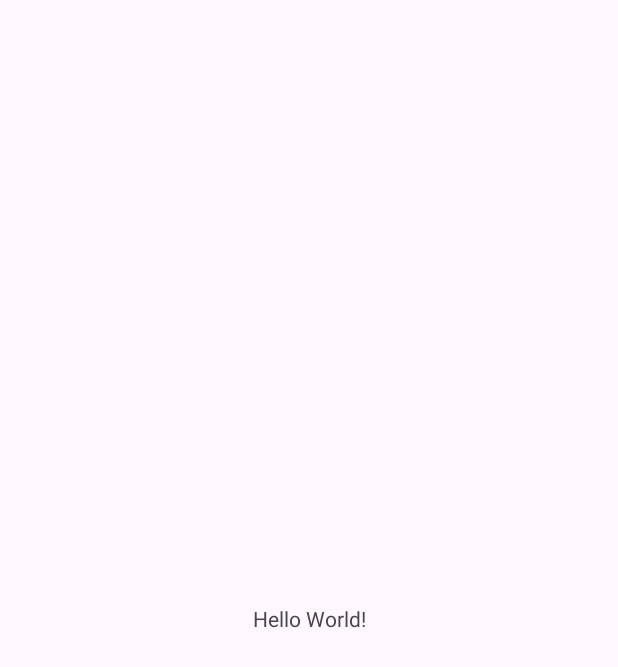
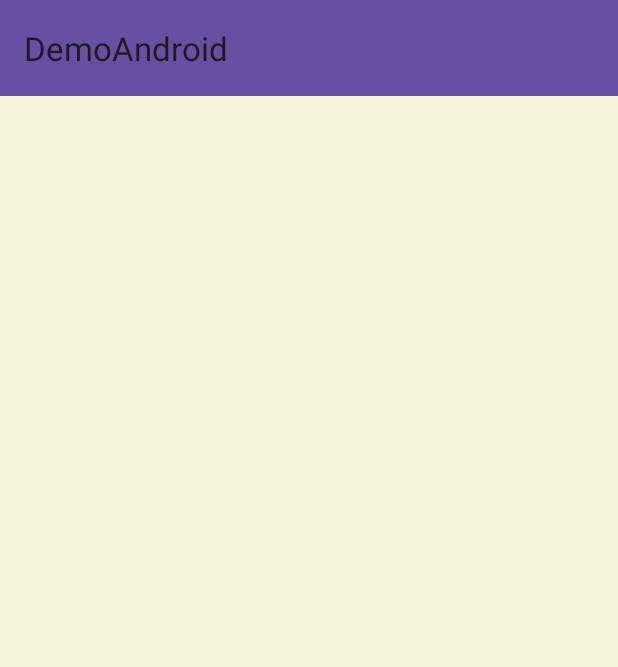
Before and after one commit to BH0791/DemoAndroid, an Android app: the screen it shows after launch (MainActivity), on a phone screen of 412 x 824 dp. Before the commit the part shown is almost empty. Shown: the top 667 px of the screen. Run offline under Robolectric (Android 15) with nearby library versions, the phone set to English and light mode, and no system bars.

Commit message:
init -> MyToolBar

```diff
--- a/MyToolBar/src/main/java/fr/hamtec/mytoolbar/MainActivity.java
+++ b/MyToolBar/src/main/java/fr/hamtec/mytoolbar/MainActivity.java
@@ -20,5 +20,7 @@ public class MainActivity extends AppCompatActivity {
             v.setPadding( systemBars.left, systemBars.top, systemBars.right, systemBars.bottom );
             return insets;
         } );
+        //? Pour qu’elle soit considérée comme une ActionBar, vous devez le dire explicitement à votre Activity qui doit obligatoirement hériter de AppCompatActivity
+        setSupportActionBar(findViewById(R.id.toolbar));
     }
 }
--- a/MyToolBar/src/main/res/layout/activity_main.xml
+++ b/MyToolBar/src/main/res/layout/activity_main.xml
@@ -1,5 +1,5 @@
 <?xml version="1.0" encoding="utf-8"?>
-<androidx.constraintlayout.widget.ConstraintLayout
+<LinearLayout
         xmlns:android = "http://schemas.android.com/apk/res/android"
         xmlns:tools = "http://schemas.android.com/tools"
         xmlns:app = "http://schemas.android.com/apk/res-auto"
@@ -7,16 +7,21 @@
         android:layout_width = "match_parent"
         android:layout_height = "match_parent"
         tools:context = ".MainActivity"
+        android:orientation="vertical"
         >
-
-    <TextView
-            android:layout_width = "wrap_content"
-            android:layout_height = "wrap_content"
-            android:text = "Hello World!"
-            app:layout_constraintBottom_toBottomOf = "parent"
-            app:layout_constraintStart_toStartOf = "parent"
-            app:layout_constraintEnd_toEndOf = "parent"
-            app:layout_constraintTop_toTopOf = "parent"
+    <androidx.appcompat.widget.Toolbar
+            android:id="@+id/toolbar"
+            android:layout_width = "match_parent"
+            android:layout_height = "?attr/actionBarSize"
+            android:background="?attr/colorPrimary"
+            />
+    <FrameLayout
+            android:id="@+id/content"
+            android:layout_width = "match_parent"
+            android:layout_height = "match_parent"
+            android:background="@color/Beige"
             />
 
-</androidx.constraintlayout.widget.ConstraintLayout >
+
+
+</LinearLayout >
```
